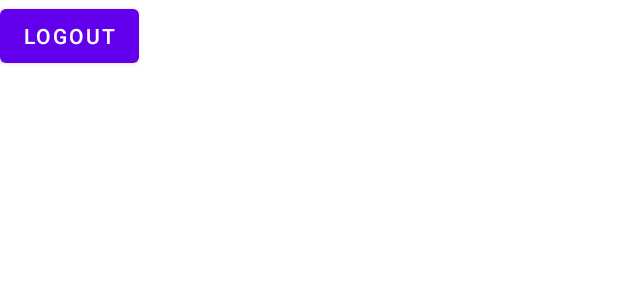
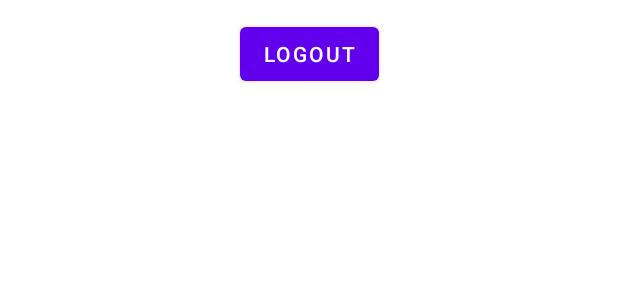
Before and after one commit to DDavoH/Android-Clean-Architecture-TwitchAPI, an Android app: the layout fragment_top_games.xml on its own in the app's theme, with its tools: preview values and no code run, on a phone screen of 412 x 824 dp. Shown: the top 300 px of the screen. Run offline under Robolectric (Android 15) with nearby library versions, the phone set to English and light mode, and no system bars.

Commit message:
pre clean architecture

```diff
--- a/app/build.gradle
+++ b/app/build.gradle
@@ -67,6 +67,10 @@ dependencies {
     //Custom tabs
     implementation "androidx.browser:browser:1.3.0"
 
+    //Glide
+    implementation 'com.github.bumptech.glide:glide:4.12.0'
+    annotationProcessor 'com.github.bumptech.glide:compiler:4.12.0'
+
     testImplementation 'junit:junit:4.+'
     androidTestImplementation 'androidx.test.ext:junit:1.1.2'
     androidTestImplementation 'androidx.test.espresso:espresso-core:3.3.0'
--- a/app/src/main/java/com/davoh/oauth2_twitch/MainActivity.kt
+++ b/app/src/main/java/com/davoh/oauth2_twitch/MainActivity.kt
@@ -61,7 +61,7 @@ class MainActivity : AppCompatActivity() {
         val uri = intent.data
         if (uri != null && uri.toString().startsWith("http://localhost")) {
             val code = uri.getQueryParameter("code")
-            Toast.makeText(this,"$code",Toast.LENGTH_LONG).show()
+            Toast.makeText(this,"hola $code",Toast.LENGTH_LONG).show()
             val call = twitchOAuth2.getToken(Constants.client_id,
                 Constants.client_secret,
                 code.toString(),
--- a/app/src/main/java/com/davoh/oauth2_twitch/constants/Constants.kt
+++ b/app/src/main/java/com/davoh/oauth2_twitch/constants/Constants.kt
@@ -3,6 +3,7 @@ package com.davoh.oauth2_twitch.constants
 object Constants {
     const val sharedPrefs_AccessToken:String = "shared_preferences_access_token"
     const val sharedPrefs_RefreshToken:String = "shared_preferences_refresh_token"
+    const val sharedPrefs_after_pagination:String = "shared_preferences_after_pagination"
     const val client_id:String = "1tdrqc3epx025bimv640owygxn5vaq"
     const val client_secret:String = "p0xsoya6rt9dfiw1p4odgw1l9cujfi"
 }
--- a/app/src/main/java/com/davoh/oauth2_twitch/framework/TwitchAPI.kt
+++ b/app/src/main/java/com/davoh/oauth2_twitch/framework/TwitchAPI.kt
@@ -14,7 +14,8 @@ interface TwitchAPI {
     @GET("games/top")
     fun getTopGames(
         @Header("Authorization") authHeader: String,
-        @Header("Client-Id") clientId: String
+        @Header("Client-Id") clientId: String,
+        @Header("after") after:String = ""
     ): Call<TopGamesResponse>
 
 
--- a/app/src/main/res/layout/fragment_top_games.xml
+++ b/app/src/main/res/layout/fragment_top_games.xml
@@ -1,16 +1,31 @@
 <?xml version="1.0" encoding="utf-8"?>
-<LinearLayout xmlns:android="http://schemas.android.com/apk/res/android"
+<androidx.constraintlayout.widget.ConstraintLayout xmlns:android="http://schemas.android.com/apk/res/android"
     xmlns:tools="http://schemas.android.com/tools"
     android:layout_width="match_parent"
     android:layout_height="match_parent"
+    xmlns:app="http://schemas.android.com/apk/res-auto"
     android:orientation="vertical"
     tools:context=".ui.TopGamesFragment">
 
-    <!-- TODO: Update blank fragment layout -->
     <Button
         android:id="@+id/btnLogOut"
         android:layout_width="wrap_content"
         android:layout_height="wrap_content"
-        android:text="Logout" />
+        android:text="Logout"
+        app:layout_constraintTop_toTopOf="parent"
+        app:layout_constraintEnd_toEndOf="parent"
+        app:layout_constraintStart_toStartOf="parent"
+        android:layout_marginTop="12dp"
+        />
 
-</LinearLayout>
+    <androidx.recyclerview.widget.RecyclerView
+        android:id="@+id/rv"
+        android:layout_width="match_parent"
+        android:layout_height="0dp"
+        app:layout_constraintTop_toBottomOf="@id/btnLogOut"
+        app:layout_constraintEnd_toEndOf="parent"
+        app:layout_constraintStart_toStartOf="parent"
+        app:layout_constraintBottom_toBottomOf="parent"
+        />
+
+</androidx.constraintlayout.widget.ConstraintLayout>
--- a/build.gradle
+++ b/build.gradle
@@ -18,6 +18,7 @@ allprojects {
     repositories {
         google()
         jcenter()
+        mavenCentral()
     }
 }
 
```
Also changed, not shown: app/src/main/java/com/davoh/oauth2_twitch/adapters/TopGamesAdapter.kt (added, +42 -0 lines), app/src/main/java/com/davoh/oauth2_twitch/domain/model/Game.kt (added, +7 -0 lines), app/src/main/java/com/davoh/oauth2_twitch/framework/mappers/APIMappers.kt (added, +10 -0 lines), app/src/main/java/com/davoh/oauth2_twitch/ui/TopGamesFragment.kt (+28 -1 lines), app/src/main/res/layout/row_top_game.xml (added, +30 -0 lines).
